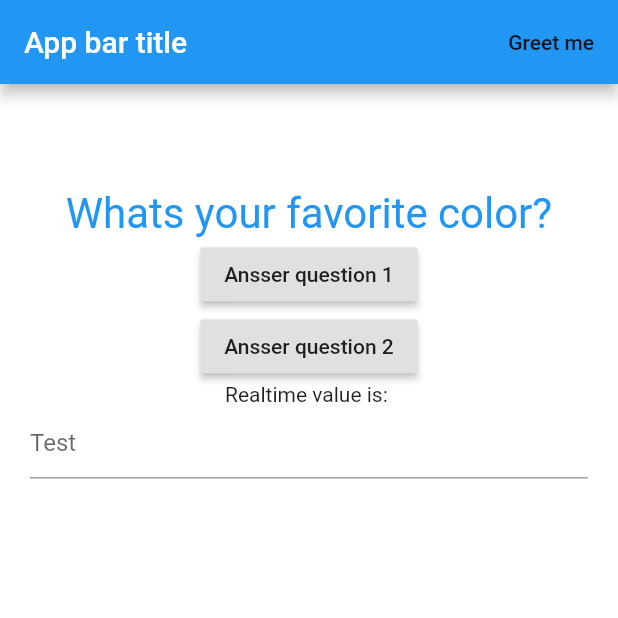
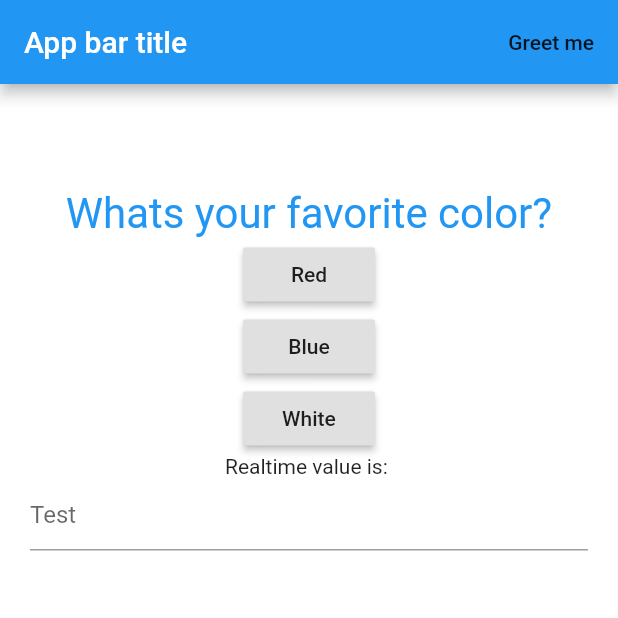
Before and after one commit to syntaxerror00100/flutterplayground, a Flutter app: the screen it shows after launch, on a phone screen of 412 x 824 dp, the top half of it. Run offline on Flutter 3.47's test engine with Material 2 defaults, Android fonts, the phone set to English and light mode, and no system bars.

Commit message:
Update answers

```diff
--- /dev/null
+++ b/lib/Answer.dart
@@ -0,0 +1,18 @@
+import 'package:flutter/material.dart';
+
+class Answer extends StatelessWidget {
+  final String _answer;
+  final Function _answerHandler;
+
+  Answer(this._answer, this._answerHandler);
+
+  @override
+  Widget build(BuildContext context) {
+    return Container(
+      child: RaisedButton(
+        child: Text(_answer),
+        onPressed: _answerHandler,
+      ),
+    );
+  }
+}
--- a/lib/MyDart.dart
+++ b/lib/MyDart.dart
@@ -1,5 +1,6 @@
 import 'package:flutter/material.dart';
 import './question.dart';
+import './Answer.dart';
 
 class MyDart extends StatefulWidget {
   @override
@@ -15,14 +16,22 @@ class _MyAppState extends State<MyDart> {
     //Testing
   }
 
+  final _questions = const [
+    {
+      "Question": "Whats your favorite color?",
+      "Answer": ["Red", "Blue", "White"]
+    },
+    {
+      "Question": "Whats your favorite animal?",
+      "Answer": ["Dog", "Cat", "Fish"]
+    },
+  ];
+
   int questionIndex = 0;
-  var _questions = [
-    "Whats your favorite color?",
-    "Whats your favorite animal?"
-  ];
+
   var _testString = "";
 
-  void _AnswerQuestion() {
+  void _AnswerQuestionHandler() {
     setState(() {
       questionIndex++;
     });
@@ -33,6 +42,24 @@ class _MyAppState extends State<MyDart> {
     setState(() {
       _testString = val;
     });
+  }
+
+  Widget RenderQuestionsAndAnswer() {
+    return questionIndex >= _questions.length
+        ? Text("Yay! no more questions!")
+        : Column(
+            children: <Widget>[
+              Question(_questions[questionIndex]["Question"]),
+              ...(_questions[questionIndex]["Answer"] as List<String>).map((i) {
+                return Answer(i, _AnswerQuestionHandler);
+              }),
+              Text("Realtime value is: $_testString"),
+              TextFormField(
+                onChanged: _TextOnchangeHandler,
+                decoration: InputDecoration(hintText: "Test"),
+              )
+            ],
+          );
   }
 
   @override
@@ -52,23 +79,8 @@ class _MyAppState extends State<MyDart> {
             ),
             backgroundColor: Colors.white,
             body: Container(
-              margin: EdgeInsets.all(20),
-              child: Column(
-                children: <Widget>[
-                  Question(_questions[questionIndex]),
-                  RaisedButton(
-                      child: Text("Ansser question 1"),
-                      onPressed: _AnswerQuestion),
-                  RaisedButton(
-                      child: Text("Ansser question 2"),
-                      onPressed: _AnswerQuestion),
-                  Text("Realtime value is: $_testString"),
-                  TextFormField(
-                    onChanged: _TextOnchangeHandler,
-                    decoration: InputDecoration(hintText: "Test"),
-                  )
-                ],
-              ),
-            )));
+                alignment: Alignment.center,
+                margin: EdgeInsets.all(20),
+                child: RenderQuestionsAndAnswer())));
   }
 }
```
